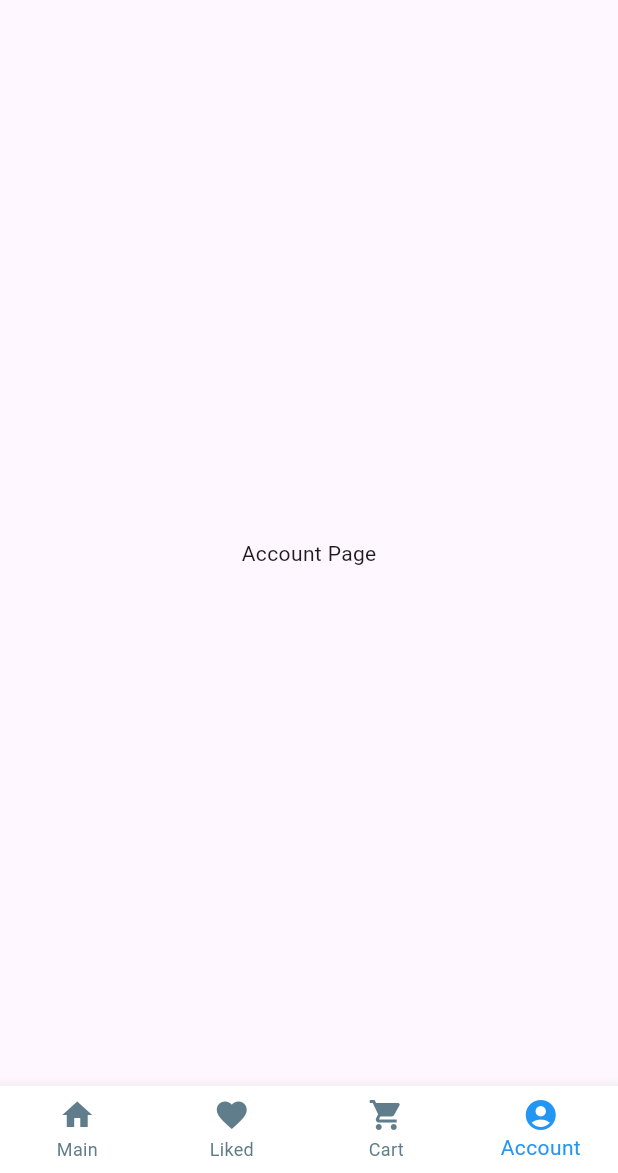
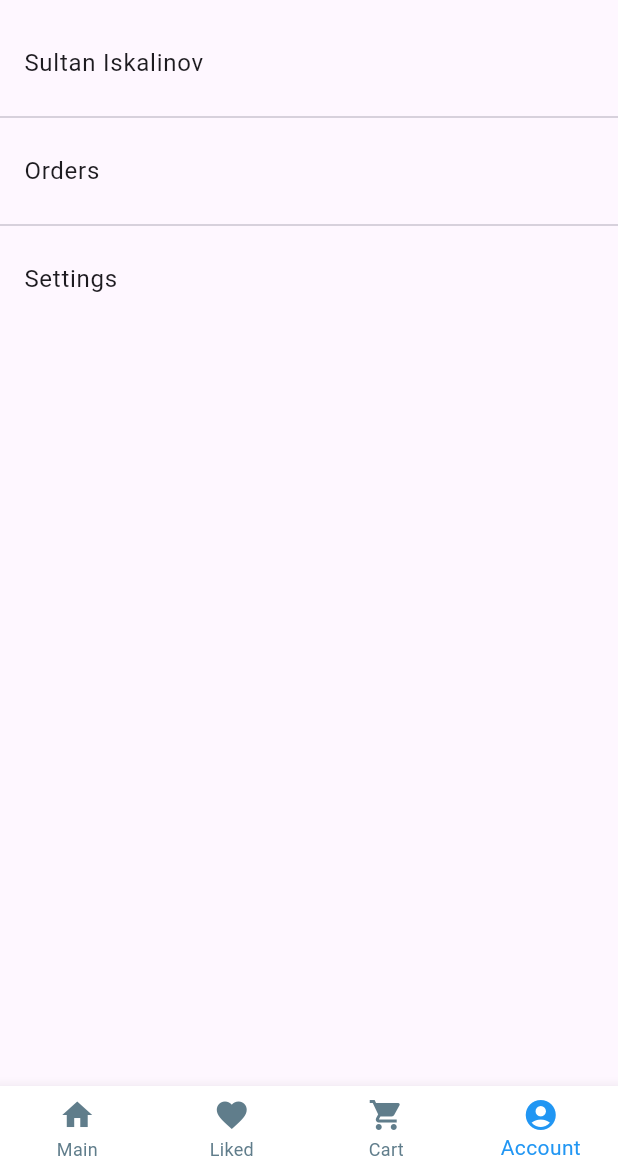
Before and after one commit to DarkHoust/Tech-Store, a Flutter app: the screen it shows after launch, item 4 of the bottom bar chosen, on a phone screen of 412 x 824 dp, the part 63-1236 px from its top. Run offline on Flutter 3.47's test engine with Material 3 defaults, Android fonts, the phone set to English and light mode, and no system bars.

Commit message:
Account and UI  pages update

```diff
--- a/lib/main.dart
+++ b/lib/main.dart
@@ -1,4 +1,5 @@
 import 'package:flutter/material.dart';
+import 'package:tech_store/view/accountPage.dart';
 import './model/products.dart';
 
 void main() => runApp(MyApp());
@@ -7,6 +8,7 @@ class MyApp extends StatelessWidget {
   @override
   Widget build(BuildContext context) {
     return MaterialApp(
+      debugShowCheckedModeBanner: false,
       title: 'Tech Store',
       theme: ThemeData(
         primarySwatch: Colors.blue,
@@ -72,30 +74,38 @@ class _MyHomePageState extends State<MyHomePage> {
       case 0:
         return _buildMainPage();
       case 1:
-        return Center(child: Text('Liked Page'));
+        return Center(child: Text('No Favorite products!'));
       case 2:
-        return Center(child: Text('Cart Page'));
+        return Center(child: Text('Cart is empty'));
       case 3:
-        return Center(child: Text('Account Page'));
+        return AccountPage();
       default:
         return Container();
     }
   }
 
+Product product1 = Product(name: "iPhone 15 Pro", description: "The latest iPhone", price: 999.9, imagePath: 'assets/iPhone15Pro.jpeg');
+Product product2 = Product(name: "MacBook Air M3", description: "Thin and light", price: 1299.9, imagePath: 'assets/macbookAirM3.jpg');
+Product product3 = Product(name: "MacBook Air M3", description: "Thin and light", price: 1299.9, imagePath: 'assets/WatchSeries9.jpg');
+
 Widget _buildMainPage() {
   return ListView(
     children: [
-        _buildProductItem(Product(name: 'iPhone 15 Pro', description: 'The latest iPhone', price: 999.99, imagePath: Image.asset("assets/iPhone15Pro.jpeg"))),
-        _buildProductItem(Product(name: 'MacBook Air M3', description: 'Thin and light notebook', price: 1199.99, imagePath: Image.asset("assets/iPhone15Pro.jpeg"))),
-        _buildProductItem(Product(name: 'Apple Watch Series 9', description: 'The ultimate watch for a healthier life', price: 399.99, imagePath: Image.asset("assets/iPhone15Pro.jpeg"))),
-        // Add more product items as needed
-      ],
+      _buildProductItem(product1),
+      _buildProductItem(product2),
+      _buildProductItem(product3)
+    ]
   );
 }
 
+
 Widget _buildProductItem(Product product) {
-  return ListTile(
-    contentPadding: EdgeInsets.all(16), // Adjust padding as needed
+  return Card(
+    color: Color.fromARGB(255, 241, 249, 253),
+    elevation: 4, // Add elevation for a shadow effect
+    margin: EdgeInsets.all(16), // Add margin for spacing
+    child: ListTile(
+      contentPadding: EdgeInsets.all(16),
       title: Column(
         crossAxisAlignment: CrossAxisAlignment.start,
         children: [
@@ -103,21 +113,57 @@ class _MyHomePageState extends State<MyHomePage> {
             product.name,
             style: TextStyle(
               fontWeight: FontWeight.bold,
+              fontSize: 18,
+            ),
+          ),
+          SizedBox(height: 8),
+          AspectRatio(
+            aspectRatio: 1, // Set aspect ratio to 1:1
+            child: ClipRRect(
+              borderRadius: BorderRadius.circular(8), // Add rounded corners
+              child: Image.asset(
+                product.imagePath,
+                fit: BoxFit.cover, // Cover the entire space
+              ),
+            ),
+          ),
+          SizedBox(height: 8),
+          Text(
+            'Price: \$${product.price.toStringAsFixed(2)}',
+            style: TextStyle(
               fontSize: 16,
             ),
           ),
-        SizedBox(height: 8), // Add spacing between title and image
-        Image.asset(
-          'assets/${product.imagePath}',
-          width: double.infinity, // Take full width
-          height: 150, // Adjust the height as needed
-          fit: BoxFit.cover, // Cover the entire space
+          SizedBox(height: 8),
+          Row(
+            mainAxisAlignment: MainAxisAlignment.spaceEvenly,
+            children: [
+              ElevatedButton(
+                onPressed: () {},
+                style: ElevatedButton.styleFrom(
+                  backgroundColor: Colors.blue,
+                  foregroundColor: Colors.white,
+                ),
+                child: Text("Buy"),
+              ),
+              Container(
+                decoration: BoxDecoration(
+                  color: Colors.blue,
+                  shape: BoxShape.circle,
+                ),
+                child: IconButton(
+                  onPressed: () {},
+                  icon: Icon(Icons.favorite),
+                  color: Colors.white,
+                ),
               ),
             ],
           ),
-    subtitle: Text(product.description),
-    trailing: Text('\$${product.price.toStringAsFixed(2)}'),
+        ],
+      ),
+    ),
   );
 }
 
+
 }
--- a/lib/model/products.dart
+++ b/lib/model/products.dart
@@ -1,10 +1,13 @@
-import 'package:flutter/material.dart';
-
 class Product {
   final String name;
   final String description;
   final double price;
-  final Image imagePath;
+  final String imagePath;
 
-  Product({required this.name,required  this.description, required this.price, required this.imagePath});
+  Product({
+    required this.name,
+    required this.description,
+    required this.price,
+    required this.imagePath,
+  });
 }
--- /dev/null
+++ b/lib/view/accountPage.dart
@@ -0,0 +1,64 @@
+import 'package:flutter/material.dart';
+
+class AccountPage extends StatelessWidget {
+  @override
+  Widget build(BuildContext context) {
+    return ListView(
+      children: [
+        ListTile(
+          title: Text('Sultan Iskalinov'),
+        ),
+        Divider(), // Add a divider for visual separation
+        ListTile(
+          title: Text('Orders'),
+          onTap: () {
+            // Navigate to the orders page
+            Navigator.push(
+              context,
+              MaterialPageRoute(builder: (context) => OrdersPage()),
+            );
+          },
+        ),
+        Divider(),
+        ListTile(
+          title: Text('Settings'),
+          onTap: () {
+            // Navigate to the settings page
+            Navigator.push(
+              context,
+              MaterialPageRoute(builder: (context) => SettingsPage()),
+            );
+          },
+        ),
+      ],
+    );
+  }
+}
+
+class OrdersPage extends StatelessWidget {
+  @override
+  Widget build(BuildContext context) {
+    return Scaffold(
+      appBar: AppBar(
+        title: Text('Orders'),
+      ),
+      body: Center(
+        child: Text('Orders Page'),
+      ),
+    );
+  }
+}
+
+class SettingsPage extends StatelessWidget {
+  @override
+  Widget build(BuildContext context) {
+    return Scaffold(
+      appBar: AppBar(
+        title: Text('Settings'),
+      ),
+      body: Center(
+        child: Text('Settings Page'),
+      ),
+    );
+  }
+}
```
Also changed, not shown: pubspec.yaml (+2 -5 lines), assets/WatchSeries9.jpeg (deleted), assets/WatchSeries9.jpg (added), assets/iPhone15Pro.jpeg, assets/macbookAirM3.jpeg (deleted), assets/macbookAirM3.jpg (added), 1 other file. Lines whose indentation alone changed are shown as unchanged.
